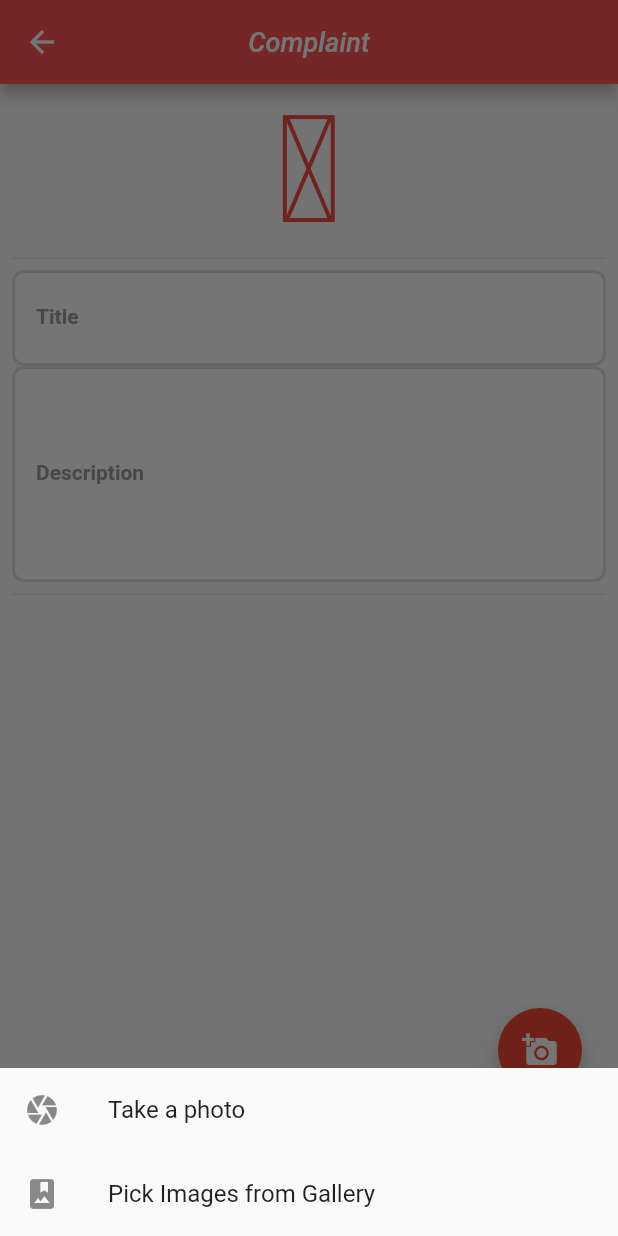
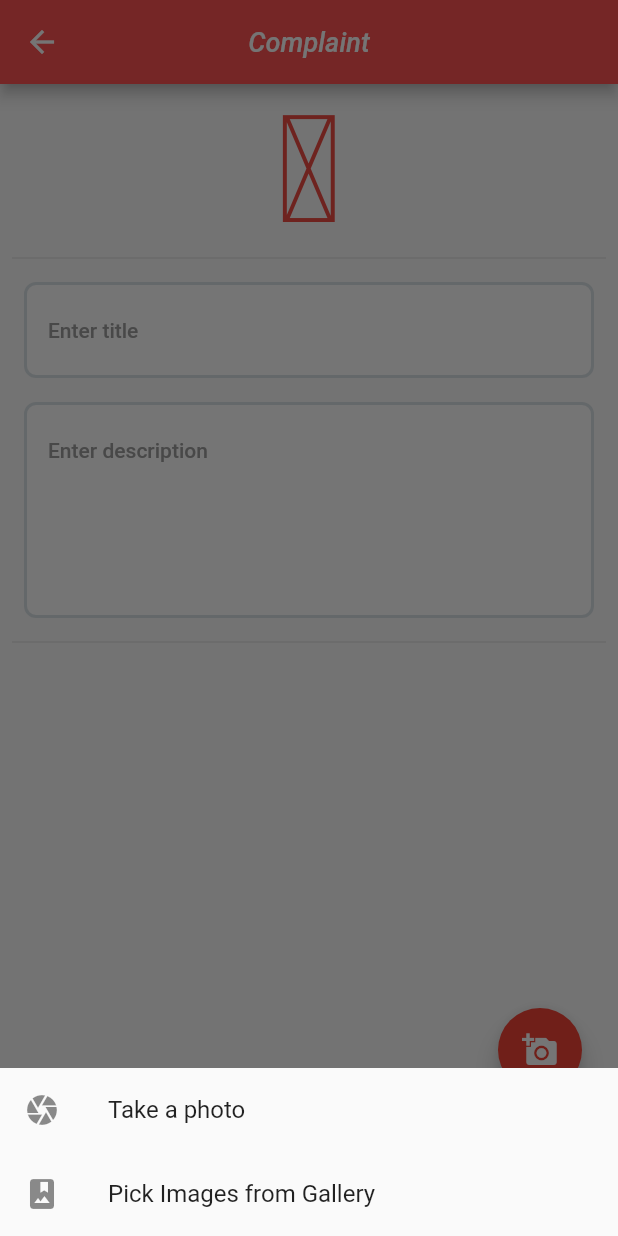
Before and after one commit to vetrivelu/safecampus, a Flutter app: the WhistleBlower screen opened directly, after a tap on the "add a photo" icon, on a phone screen of 412 x 824 dp. Run offline on Flutter 3.47's test engine with Material 2 defaults, Android fonts, the light colour scheme and no system bars; our stand-ins replace badges, carousel_slider, cloud_firestore, cloud_functions, firebase_auth, firebase_core and 11 more; accounts and stored records are empty; Roboto replaces fonts that are missing (Lexend Deca).

Commit message:
ui enhancement

```diff
--- a/lib/screens/auth/login.dart
+++ b/lib/screens/auth/login.dart
@@ -91,6 +91,7 @@ class _LoginState extends State<Login> {
                         children: [
                           Expanded(
                             child: CustomTextFormField(
+                              maxlines: 1,
                               hintText: 'Enter your email',
                               labelText: 'Email',
                               controller: emailController,
@@ -168,7 +169,7 @@ class _LoginState extends State<Login> {
                                       ],
                                     );
                                   });
-                            } else if (!emailController.text.isEmail) {
+                            } else if (!emailController.text.removeAllWhitespace.isEmail) {
                               title = "Invalid Email";
                               message = "Please enter a valid email";
                               showDialog(
@@ -187,7 +188,7 @@ class _LoginState extends State<Login> {
                                     );
                                   });
                             } else {
-                              await auth.signInWithEmailAndPassword(emailController.text, passwordController.text).then((value) {
+                              await auth.signInWithEmailAndPassword(emailController.text.removeAllWhitespace, passwordController.text).then((value) {
                                 Navigator.of(context).popAndPushNamed('/');
                               }).catchError((error) {
                                 title = error.code ?? "Error";
--- a/lib/screens/whistleblower.dart
+++ b/lib/screens/whistleblower.dart
@@ -111,7 +111,9 @@ class WhistleBlower extends StatelessWidget {
                       size: 100,
                     ),
                     const Divider(),
-                    CustomTextFormField(
+                    Padding(
+                      padding: const EdgeInsets.all(8.0),
+                      child: CustomTextFormField(
                         controller: controller.title,
                         labelText: "Title",
                         hintText: "Enter title",
@@ -123,7 +125,10 @@ class WhistleBlower extends StatelessWidget {
                           return null;
                         },
                       ),
-                    CustomTextFormField(
+                    ),
+                    Padding(
+                      padding: const EdgeInsets.all(8.0),
+                      child: CustomTextFormField(
                         controller: controller.description,
                         labelText: "Description",
                         hintText: "Enter description",
@@ -135,6 +140,7 @@ class WhistleBlower extends StatelessWidget {
                           }
                           return null;
                         },
+                      ),
                     ),
                     const Divider(),
 
--- a/lib/widgets/custom_textform_field.dart
+++ b/lib/widgets/custom_textform_field.dart
@@ -28,6 +28,7 @@ class CustomTextFormField extends StatelessWidget {
   @override
   Widget build(BuildContext context) {
     return TextFormField(
+      autofocus: true,
       maxLines: maxlines,
       controller: controller,
       obscureText: obscureText,
@@ -35,15 +36,15 @@ class CustomTextFormField extends StatelessWidget {
       keyboardType: keyboardType,
       decoration: InputDecoration(
         suffixIcon: suffixIcon,
-        labelText: labelText,
+        // labelText: labelText,
         labelStyle: const TextStyle(
           fontFamily: 'Lexend Deca',
-          color: Colors.grey,
+          color: Colors.black,
           fontSize: 14,
           fontWeight: FontWeight.bold,
         ),
-        // hintText: hintText,
-        hintStyle: getText(context).bodyText1!.merge(const TextStyle(color: Color(0xFF040A10))),
+        hintText: hintText,
+        hintStyle: getText(context).bodyText1!.merge(const TextStyle(color: Colors.grey)),
         enabledBorder: OutlineInputBorder(
           borderSide: const BorderSide(
             color: Color(0xFFDBE2E7),
```
Also changed, not shown: lib/screens/assessments/assesment_list.dart (+10 -1 lines), lib/screens/auth/forgot_password.dart (+14 -26 lines), lib/screens/auth/signup.dart (+13 -4 lines), lib/screens/contact_list.dart (+11 -7 lines), lib/screens/home.dart (+14 -38 lines), lib/screens/notiifcationlist.dart (+9 -14 lines). Lines whose indentation alone changed are shown as unchanged.
